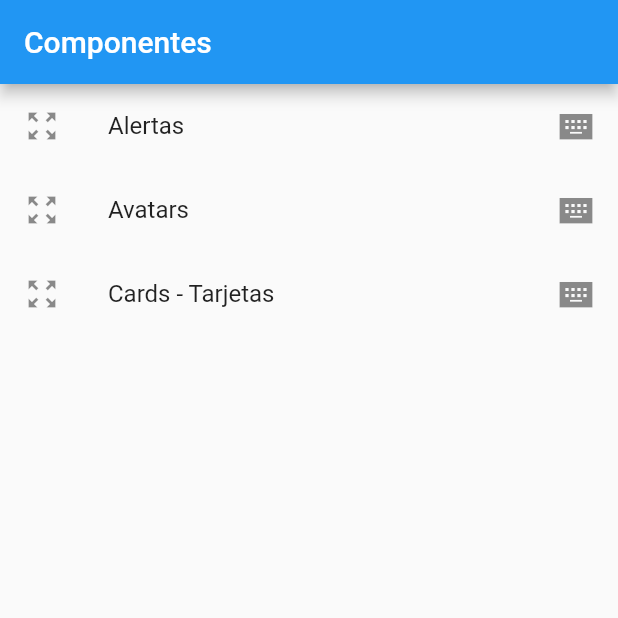
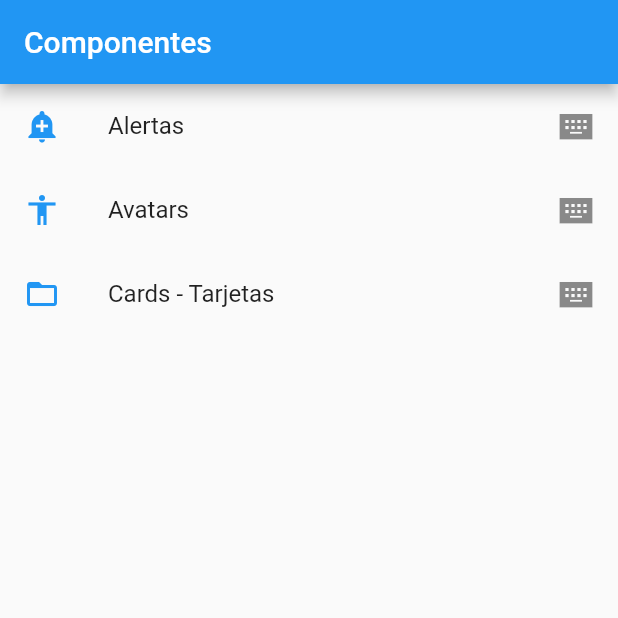
Before and after one commit to carlosdiazz/Flutter_Widgets, a Flutter app: the screen it shows after launch, on a phone screen of 412 x 824 dp, the top half of it. Run offline on Flutter 3.47's test engine with Material 2 defaults, Android fonts, the phone set to English and light mode, and no system bars.

Commit message:
VIdeo 20

```diff
--- a/lib/main.dart
+++ b/lib/main.dart
@@ -1,5 +1,9 @@
 import 'package:flutter/material.dart';
+import 'package:flutter_widgets/src/pages/alert_page.dart';
+import 'package:flutter_widgets/src/pages/avatar_page.dart';
 import 'package:flutter_widgets/src/pages/home_page.dart';
+import 'package:flutter_widgets/src/pages/not_found.dart';
+import 'package:flutter_widgets/src/routes/routes.dart';
 //import 'package:flutter_widgets/src/pages/home_page_temp.dart';
 
 void main() => runApp(const MyApp());
@@ -10,9 +14,15 @@ class MyApp extends StatelessWidget {
   @override
   Widget build(BuildContext context) {
     return MaterialApp(
-        debugShowCheckedModeBanner: false,
-        title: 'Material App',
-        //home: HomePageTemp());
-        home: HomePage());
+      debugShowCheckedModeBanner: false,
+      title: 'Material App',
+      //home: HomePageTemp());
+      //home: HomePage());
+      initialRoute: '/',
+      routes: getAplicationRoutes(),
+      onGenerateRoute: ((settings) {
+        return MaterialPageRoute(builder: (context) => NotFound());
+      }),
+    );
   }
 }
--- a/lib/src/pages/home_page.dart
+++ b/lib/src/pages/home_page.dart
@@ -1,5 +1,7 @@
 import 'package:flutter/material.dart';
+import 'package:flutter_widgets/src/pages/alert_page.dart';
 import 'package:flutter_widgets/src/services/menu_services.dart';
+import 'package:flutter_widgets/utils/icono_string_util.dart';
 
 class HomePage extends StatelessWidget {
   HomePage({super.key});
@@ -24,21 +26,27 @@ class HomePage extends StatelessWidget {
         print(snapshot.data);
 
         return ListView(
-          children: _listaItems(snapshot.data ?? []),
+          children: _listaItems(snapshot.data ?? [], context),
         );
       }),
     );
   }
 
-  List<Widget> _listaItems(List<dynamic> data) {
+  List<Widget> _listaItems(List<dynamic> data, BuildContext context) {
     final List<Widget> opciones = [];
 
     data.forEach((element) {
       final widgetTemp = ListTile(
         title: Text(element['texto'] ?? ''),
-        leading: Icon(Icons.zoom_out_map_sharp),
+        leading: getIcon(element['icon'] ?? ''),
         trailing: Icon(Icons.keyboard_alt_sharp),
-        onTap: () {},
+        onTap: () {
+          //final route = MaterialPageRoute(builder: (context) {
+          //  return AlertPage();
+          //});
+          //Navigator.push(context, route);
+          Navigator.pushNamed(context, element['ruta']);
+        },
       );
       opciones.add(widgetTemp);
     });
--- /dev/null
+++ b/lib/src/routes/routes.dart
@@ -0,0 +1,14 @@
+import 'package:flutter/material.dart';
+import 'package:flutter_widgets/src/pages/alert_page.dart';
+import 'package:flutter_widgets/src/pages/avatar_page.dart';
+import 'package:flutter_widgets/src/pages/card_page.dart';
+import 'package:flutter_widgets/src/pages/home_page.dart';
+
+Map<String, WidgetBuilder> getAplicationRoutes() {
+  return <String, WidgetBuilder>{
+    '/': (context) => HomePage(),
+    'alert': (context) => AlertPage(),
+    'avatar': (context) => AvatarPage(),
+    'card': ((context) => CardPage())
+  };
+}
--- /dev/null
+++ b/lib/utils/icono_string_util.dart
@@ -0,0 +1,14 @@
+import 'package:flutter/material.dart';
+
+final _icons = <String, IconData>{
+  'add_alert': Icons.add_alert,
+  'accessibility': Icons.accessibility,
+  'folder_open': Icons.folder_open
+};
+
+Icon getIcon(String nombreIcono) {
+  return Icon(
+    _icons[nombreIcono],
+    color: Colors.blue,
+  );
+}
--- a/pubspec.yaml
+++ b/pubspec.yaml
@@ -62,6 +62,7 @@ flutter:
   # To add assets to your application, add an assets section, like this:
   assets:
   - data/
+  - assets/
   #   - images/a_dot_burr.jpeg
   #   - images/a_dot_ham.jpeg
 
```
Also changed, not shown: lib/src/pages/alert_page.dart (added, +62 -0 lines), lib/src/pages/avatar_page.dart (added, +14 -0 lines), lib/src/pages/card_page.dart (added, +87 -0 lines), lib/src/pages/not_found.dart (added, +21 -0 lines), assets/loading.gif (added).
